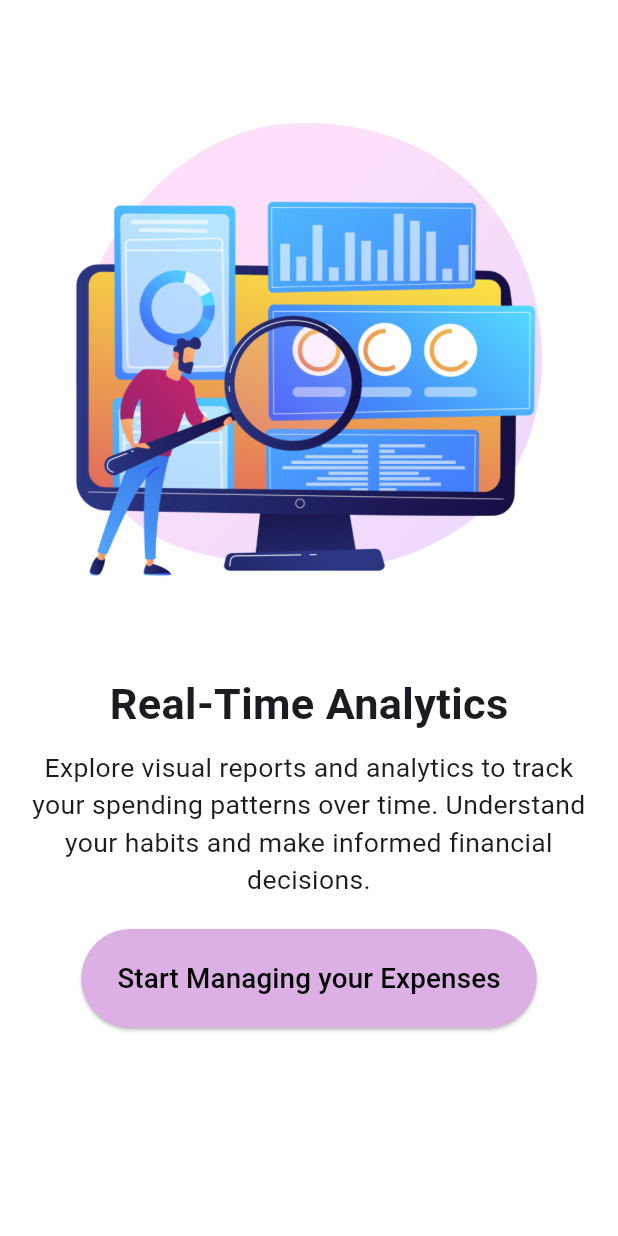
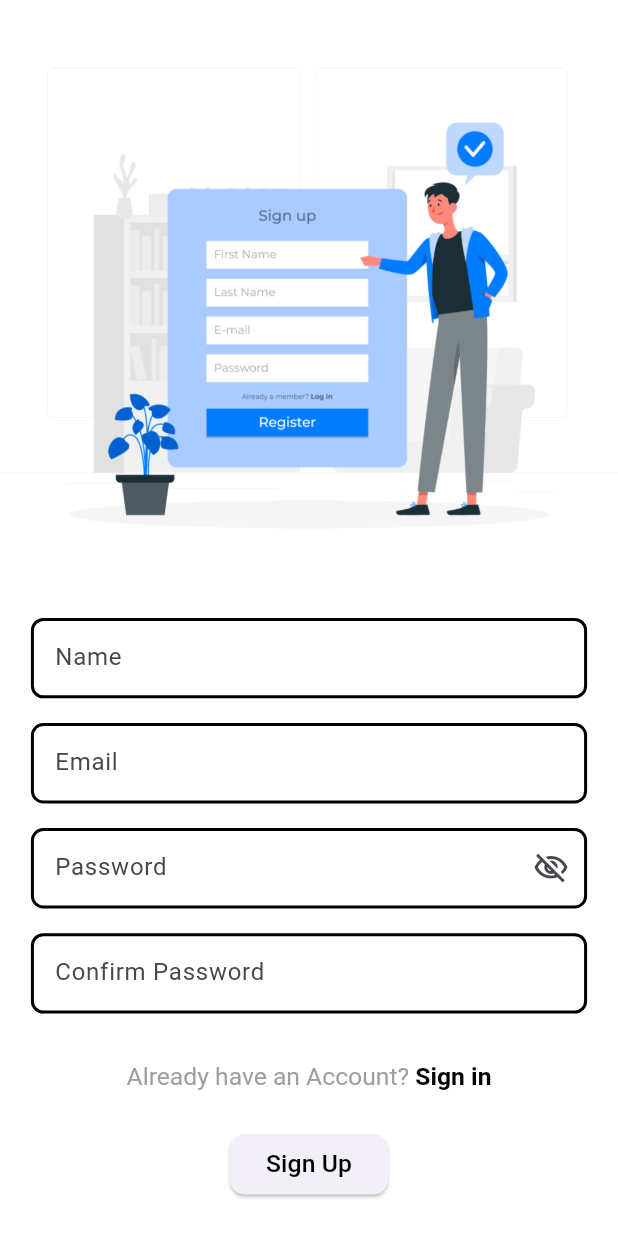
Before and after one commit to Aliza02/ExpenseTracker, a Flutter app: the screen it shows after launch, after a tap on "skip", after a tap on "Start Managing your Expenses", on a phone screen of 412 x 824 dp. Run offline on Flutter 3.47's test engine with Material 3 defaults, Android fonts, the phone set to English and light mode, and no system bars; our stand-ins replace flutter_bloc, get.

Commit message:
singup and signin Ui complete

```diff
--- a/lib/main.dart
+++ b/lib/main.dart
@@ -1,4 +1,5 @@
 import 'package:expensetracker/bloc/onboardingBloc/onboarding_bloc.dart';
+import 'package:expensetracker/screens/SignIn_SignUp/signin.dart';
 import 'package:expensetracker/screens/onboarding/onboarding_screens.dart';
 import 'package:flutter/material.dart';
 import 'package:flutter_bloc/flutter_bloc.dart';
@@ -11,6 +12,34 @@ void main() {
 class MyApp extends StatelessWidget {
   const MyApp({super.key});
 
+  Route GeneratedRoutes(RouteSettings settings) {
+    switch (settings.name) {
+      case '/':
+        return GetPageRoute(
+          page: () => const OnboardingScreens(),
+          settings: settings,
+
+        );
+        case '/signin':
+        return GetPageRoute(
+          page: () => const Signin(),
+          settings: settings,
+
+        );
+        case '/signup':
+        return GetPageRoute(
+          page: () => const Signin(),
+          settings: settings,
+
+        );
+      default:
+        return GetPageRoute(
+          page: () => const OnboardingScreens(),
+          settings: settings,
+        );
+    }
+  }
+
   // This widget is the root of your application.
   @override
   Widget build(BuildContext context) {
@@ -22,6 +51,8 @@ class MyApp extends StatelessWidget {
       //   colorScheme: ColorScheme.fromSeed(seedColor: Colors.deepPurple),
       //   useMaterial3: true,
       // ),
+      onGenerateRoute: GeneratedRoutes,
+      initialRoute: '/',
       home: BlocProvider(
         create: (context) => OnboardingBloc(),
         child: OnboardingScreens(),
--- a/lib/res/images.dart
+++ b/lib/res/images.dart
@@ -3,4 +3,6 @@ class AppImages {
   static const String page1Image = 'assets/images/1.jpg';
   static const String page2Image = 'assets/images/2.jpg';
   static const String page3Image = 'assets/images/3.jpg';
+  static const String signin = 'assets/images/signin.jpg';
+  static const String signup = 'assets/images/signup.jpg';
 }
--- /dev/null
+++ b/lib/screens/SignIn_SignUp/signin.dart
@@ -0,0 +1,63 @@
+import 'package:expensetracker/res/images.dart';
+import 'package:expensetracker/widgets/signin_signup_button.dart';
+import 'package:expensetracker/widgets/textfield.dart';
+import 'package:flutter/material.dart';
+import 'package:get/get.dart';
+
+class Signin extends StatefulWidget {
+  const Signin({super.key});
+
+  @override
+  State<Signin> createState() => SigninState();
+}
+
+class SigninState extends State<Signin> {
+  @override
+  Widget build(BuildContext context) {
+    return SafeArea(
+      child: Scaffold(
+        // resizeToAvoidBottomInset: true,
+        backgroundColor: Colors.white,
+        body: SingleChildScrollView(
+          scrollDirection: Axis.vertical,
+          child: Column(
+            mainAxisAlignment: MainAxisAlignment.center,
+            children: [
+              SizedBox(height: Get.height * 0.03),
+              Image.asset(
+                AppImages.signin,
+                cacheHeight: 1080,
+                cacheWidth: 1080,
+              ),
+              const textfield(hintText: 'Email'),
+              SizedBox(height: Get.height * 0.02),
+              const textfield(hintText: 'Password'),
+              SizedBox(height: Get.height * 0.02),
+              RichText(
+                text: TextSpan(
+                  text: "Dont't have an Account? ",
+                  style: TextStyle(
+                    color: Colors.grey,
+                    fontSize: Get.width * 0.04,
+                  ),
+                  // style: DefaultTextStyle.of(context).style,
+                  children: const [
+                    TextSpan(
+                      text: 'Sign up',
+                      style: TextStyle(
+                        fontWeight: FontWeight.bold,
+                        color: Colors.black,
+                      ),
+                    ),
+                  ],
+                ),
+              ),
+              SizedBox(height: Get.height * 0.03),
+              Button(buttonTitle: 'Sign In', onPressed: () {}),
+            ],
+          ),
+        ),
+      ),
+    );
+  }
+}
--- /dev/null
+++ b/lib/screens/SignIn_SignUp/signup.dart
@@ -0,0 +1,77 @@
+import 'package:expensetracker/res/images.dart';
+import 'package:expensetracker/screens/SignIn_SignUp/signin.dart';
+import 'package:expensetracker/widgets/signin_signup_button.dart';
+import 'package:expensetracker/widgets/textfield.dart';
+import 'package:flutter/material.dart';
+import 'package:get/get.dart';
+
+class Signup extends StatefulWidget {
+  const Signup({super.key});
+
+  @override
+  State<Signup> createState() => SignupState();
+}
+
+class SignupState extends State<Signup> {
+  @override
+  Widget build(BuildContext context) {
+    return SafeArea(
+      child: Scaffold(
+        // resizeToAvoidBottomInset: true,
+        backgroundColor: Colors.white,
+        body: SingleChildScrollView(
+          scrollDirection: Axis.vertical,
+          child: SizedBox(
+            width: Get.width,
+            child: Column(
+              mainAxisAlignment: MainAxisAlignment.center,
+              children: [
+                Image.asset(
+                  AppImages.signup,
+                  cacheHeight: 1080,
+                  cacheWidth: 1080,
+                ),
+                const textfield(hintText: 'Name'),
+                SizedBox(height: Get.height * 0.02),
+                const textfield(hintText: 'Email'),
+                SizedBox(height: Get.height * 0.02),
+                const textfield(hintText: 'Password'),
+                SizedBox(height: Get.height * 0.02),
+                const textfield(hintText: 'Confirm Password'),
+                SizedBox(height: Get.height * 0.02),
+                SizedBox(height: Get.height * 0.02),
+                RichText(
+                  text: TextSpan(
+                    text: "Already have an Account? ",
+                    style: TextStyle(
+                      color: Colors.grey,
+                      fontSize: Get.width * 0.04,
+                    ),
+                    // style: DefaultTextStyle.of(context).style,
+                    children: const [
+                      TextSpan(
+                        text: 'Sign in',
+                        style: TextStyle(
+                          fontWeight: FontWeight.bold,
+                          color: Colors.black,
+                        ),
+                      ),
+                    ],
+                  ),
+                ),
+                SizedBox(height: Get.height * 0.03),
+                Button(
+                  buttonTitle: 'Sign Up',
+                  onPressed: () {
+
+                  },
+                ),
+                SizedBox(height: Get.height * 0.03),
+              ],
+            ),
+          ),
+        ),
+      ),
+    );
+  }
+}
--- a/lib/screens/onboarding/onboarding_screens.dart
+++ b/lib/screens/onboarding/onboarding_screens.dart
@@ -1,11 +1,12 @@
 import 'dart:ui';
-
 import 'package:expensetracker/bloc/onboardingBloc/onboarding_bloc.dart';
 import 'package:expensetracker/bloc/onboardingBloc/onboarding_events.dart';
 import 'package:expensetracker/bloc/onboardingBloc/onboarding_states.dart';
 import 'package:expensetracker/model/onboarding_model.dart';
 import 'package:expensetracker/res/colors.dart';
 import 'package:expensetracker/res/images.dart';
+import 'package:expensetracker/screens/SignIn_SignUp/signin.dart';
+import 'package:expensetracker/screens/SignIn_SignUp/signup.dart';
 import 'package:flutter/material.dart';
 import 'package:flutter_bloc/flutter_bloc.dart';
 import 'package:get/get.dart';
@@ -141,7 +142,9 @@ class _OnboardingScreensState extends State<OnboardingScreens> {
                               // backgroundColor: Gradient.linear(from, to, colors)
                               backgroundColor: AppColors.onboardingButtonColor,
                             ),
-                            onPressed: () {},
+                            onPressed: () {
+                              Get.to(() => Signup());
+                            },
                             child: Text(
                               'Start Managing your Expenses',
                               style: TextStyle(
--- /dev/null
+++ b/lib/widgets/signin_signup_button.dart
@@ -0,0 +1,32 @@
+import 'package:flutter/material.dart';
+import 'package:get/get.dart';
+
+class Button extends StatelessWidget {
+  final String buttonTitle;
+  final Function onPressed;
+  const Button({super.key, required this.buttonTitle,required this.onPressed});
+
+  @override
+  Widget build(BuildContext context) {
+    return SizedBox(
+      child: ElevatedButton(
+        style: ElevatedButton.styleFrom(
+          surfaceTintColor: const Color.fromARGB(255, 162, 188, 209),
+          shape: RoundedRectangleBorder(
+            borderRadius: BorderRadius.circular(10),
+          ),
+        ),
+        onPressed: () {
+          onPressed();
+        },
+        child: Text(
+          buttonTitle,
+          style: TextStyle(
+            color: const Color.fromARGB(255, 0, 0, 0),
+            fontSize: Get.width * 0.04,
+          ),
+        ),
+      ),
+    );
+  }
+}
--- /dev/null
+++ b/lib/widgets/textfield.dart
@@ -0,0 +1,37 @@
+import 'package:flutter/material.dart';
+import 'package:get/get.dart';
+
+class textfield extends StatelessWidget {
+  final String hintText;
+  const textfield({super.key, required this.hintText});
+
+  @override
+  Widget build(BuildContext context) {
+    return SizedBox(
+      width: Get.width * 0.9,
+      height: Get.height * 0.065,
+      child: TextFormField(
+        obscureText: hintText == 'Password' ? true : false,
+        decoration: InputDecoration(
+          suffixIcon: hintText == 'Password'
+              ? const Icon(Icons.visibility_off_outlined)
+              : null,
+          hintText: hintText,
+          focusedBorder: OutlineInputBorder(
+            borderRadius: BorderRadius.circular(Get.width * 0.02),
+            borderSide: const BorderSide(
+              color: Colors.black,
+              width: 2.0,
+            ),
+          ),
+          enabledBorder: OutlineInputBorder(
+              borderRadius: BorderRadius.circular(Get.width * 0.02),
+              borderSide: const BorderSide(
+                color: Colors.black,
+                width: 2.0,
+              )),
+        ),
+      ),
+    );
+  }
+}
--- a/pubspec.yaml
+++ b/pubspec.yaml
@@ -65,6 +65,8 @@ flutter:
     - assets/images/1.jpg
     - assets/images/2.jpg
     - assets/images/3.jpg
+    - assets/images/signin.jpg
+    - assets/images/signup.jpg
 
 
   # An image asset can refer to one or more resolution-specific "variants", see
```
Also changed, not shown: assets/images/signin.jpg (added), assets/images/signup.jpg (added).
